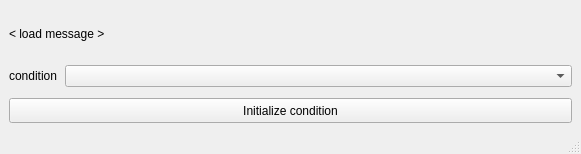
tud-hri/joan, file modules/experimentmanager/experimentmanager.ui: the form before one commit.
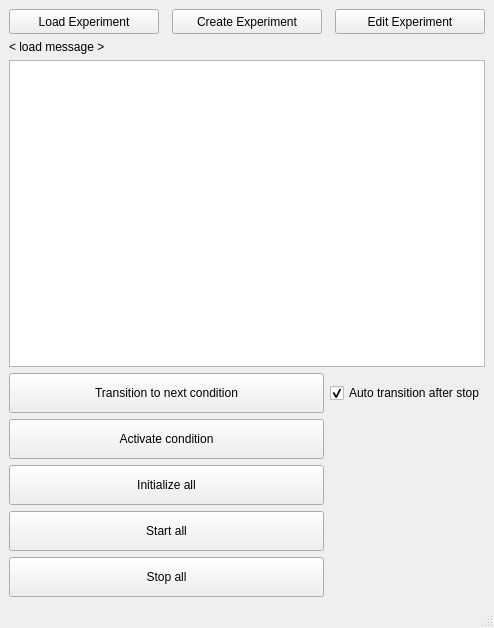
The form after the commit.

```diff
--- a/modules/experimentmanager/experimentmanager.ui
+++ b/modules/experimentmanager/experimentmanager.ui
@@ -6,8 +6,8 @@
    <rect>
     <x>0</x>
     <y>0</y>
-    <width>581</width>
-    <height>154</height>
+    <width>494</width>
+    <height>628</height>
    </rect>
   </property>
   <property name="windowTitle">
@@ -15,68 +15,166 @@
   </property>
   <widget class="QWidget" name="centralwidget">
    <layout class="QGridLayout" name="gridLayout_2">
-    <item row="1" column="0">
-     <layout class="QHBoxLayout" name="horizontal_layout">
-      <item>
-       <widget class="QLabel" name="label">
-        <property name="sizePolicy">
-         <sizepolicy hsizetype="Maximum" vsizetype="Preferred">
-          <horstretch>0</horstretch>
-          <verstretch>0</verstretch>
-         </sizepolicy>
-        </property>
-        <property name="maximumSize">
-         <size>
-          <width>50</width>
-          <height>16777215</height>
-         </size>
-        </property>
-        <property name="text">
-         <string>condition</string>
-        </property>
-       </widget>
-      </item>
-      <item>
-       <widget class="QComboBox" name="combobox_conditions"/>
-      </item>
-     </layout>
-    </item>
-    <item row="3" column="0">
-     <widget class="QPushButton" name="btn_initialize_condition">
+    <item row="11" column="0">
+     <widget class="QPushButton" name="btn_start_all">
       <property name="minimumSize">
        <size>
         <width>0</width>
-        <height>25</height>
+        <height>40</height>
        </size>
       </property>
       <property name="text">
-       <string>Initialize condition</string>
+       <string>Start all</string>
       </property>
      </widget>
     </item>
     <item row="2" column="0">
-     <spacer name="verticalSpacer">
-      <property name="orientation">
-       <enum>Qt::Vertical</enum>
-      </property>
-      <property name="sizeType">
-       <enum>QSizePolicy::Fixed</enum>
-      </property>
-      <property name="sizeHint" stdset="0">
-       <size>
-        <width>20</width>
-        <height>5</height>
-       </size>
-      </property>
-     </spacer>
-    </item>
-    <item row="0" column="0">
-     <widget class="QLabel" name="lbl_message_loadjson">
+     <widget class="QLabel" name="lbl_loaded_experiment">
       <property name="text">
        <string>&lt; load message &gt;</string>
       </property>
      </widget>
     </item>
+    <item row="12" column="0">
+     <widget class="QPushButton" name="btn_stop_all">
+      <property name="minimumSize">
+       <size>
+        <width>0</width>
+        <height>40</height>
+       </size>
+      </property>
+      <property name="text">
+       <string>Stop all</string>
+      </property>
+     </widget>
+    </item>
+    <item row="5" column="0">
+     <widget class="QPushButton" name="btn_activate_condition">
+      <property name="minimumSize">
+       <size>
+        <width>0</width>
+        <height>40</height>
+       </size>
+      </property>
+      <property name="text">
+       <string>Activate condition</string>
+      </property>
+     </widget>
+    </item>
+    <item row="3" column="0" colspan="2">
+     <widget class="QListWidget" name="condition_list"/>
+    </item>
+    <item row="1" column="0" colspan="2">
+     <layout class="QHBoxLayout" name="horizontalLayout">
+      <item>
+       <widget class="QPushButton" name="btn_load_experiment">
+        <property name="minimumSize">
+         <size>
+          <width>150</width>
+          <height>25</height>
+         </size>
+        </property>
+        <property name="text">
+         <string>Load Experiment</string>
+        </property>
+       </widget>
+      </item>
+      <item>
+       <spacer name="horizontalSpacer">
+        <property name="orientation">
+         <enum>Qt::Horizontal</enum>
+        </property>
+        <property name="sizeHint" stdset="0">
+         <size>
+          <width>40</width>
+          <height>20</height>
+         </size>
+        </property>
+       </spacer>
+      </item>
+      <item>
+       <widget class="QPushButton" name="btn_create_experiment">
+        <property name="minimumSize">
+         <size>
+          <width>150</width>
+          <height>25</height>
+         </size>
+        </property>
+        <property name="text">
+         <string>Create Experiment</string>
+        </property>
+       </widget>
+      </item>
+      <item>
+       <spacer name="horizontalSpacer_2">
+        <property name="orientation">
+         <enum>Qt::Horizontal</enum>
+        </property>
+        <property name="sizeHint" stdset="0">
+         <size>
+          <width>40</width>
+          <height>20</height>
+         </size>
+        </property>
+       </spacer>
+      </item>
+      <item>
+       <widget class="QPushButton" name="btn_edit_experiment">
+        <property name="minimumSize">
+         <size>
+          <width>150</width>
+          <height>25</height>
+         </size>
+        </property>
+        <property name="text">
+         <string>Edit Experiment</string>
+        </property>
+       </widget>
+      </item>
+     </layout>
+    </item>
+    <item row="4" column="0">
+     <widget class="QPushButton" name="btn_transition_to_next">
+      <property name="minimumSize">
+       <size>
+        <width>0</width>
+        <height>40</height>
+       </size>
+      </property>
+      <property name="text">
+       <string>Transition to next condition</string>
+      </property>
+     </widget>
+    </item>
+    <item row="4" column="1">
+     <widget class="QCheckBox" name="autoTransitionCheckBox">
+      <property name="sizePolicy">
+       <sizepolicy hsizetype="Maximum" vsizetype="Fixed">
+        <horstretch>0</horstretch>
+        <verstretch>0</verstretch>
+       </sizepolicy>
+      </property>
+      <property name="text">
+       <string>Auto transition after stop</string>
+      </property>
+      <property name="checked">
+       <bool>true</bool>
+      </property>
+     </widget>
+    </item>
+    <item row="6" column="0">
+     <widget class="QPushButton" name="btn_initialize_all">
+      <property name="minimumSize">
+       <size>
+        <width>0</width>
+        <height>40</height>
+       </size>
+      </property>
+      <property name="text">
+       <string>Initialize all</string>
+      </property>
+     </widget>
+    </item>
    </layout>
   </widget>
   <widget class="QMenuBar" name="menu_bar">
```
Left out of the diff: 2 changed lines with no effect on the pictures.
